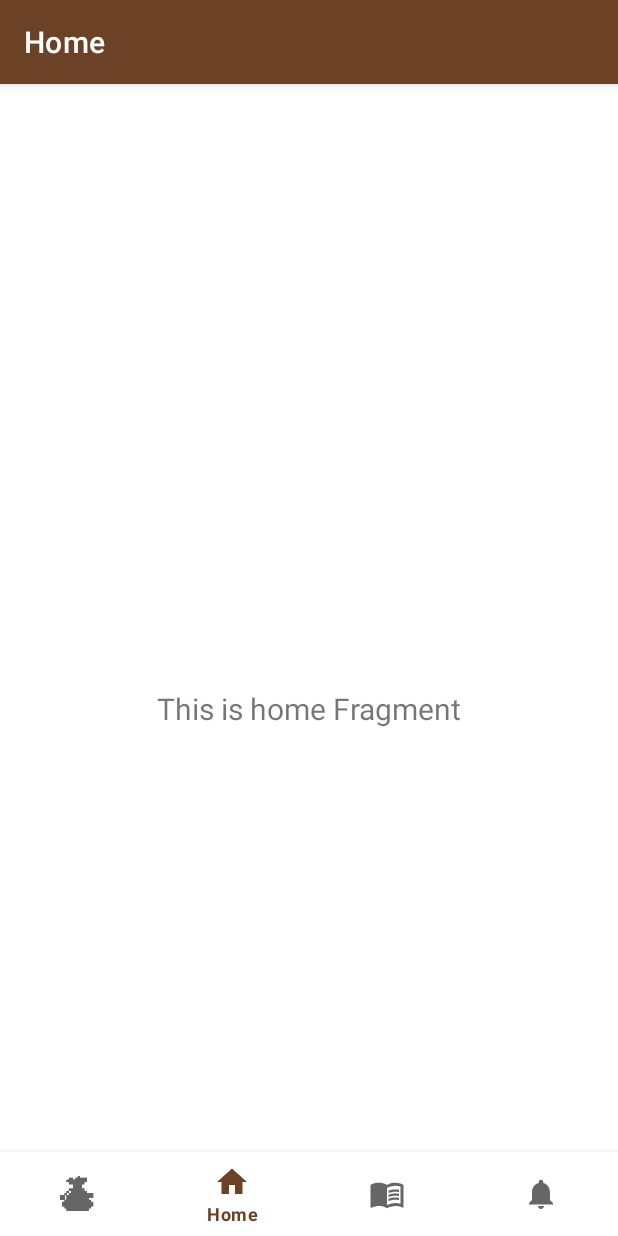
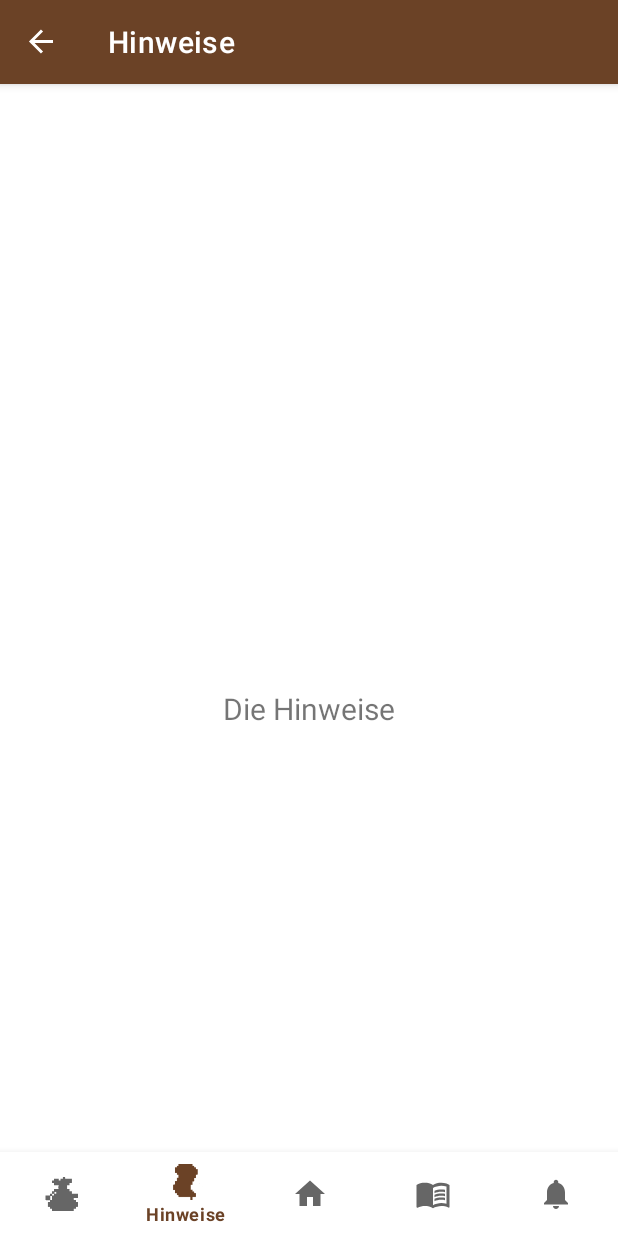
Before and after one commit to andi-git/Die_Welt_Der_Tausend_Abenteuer, an Android app: the screen it shows after launch (MainActivity), item 2 of the bottom bar chosen, on a phone screen of 412 x 824 dp. Run offline under Robolectric (Android 15) with nearby library versions, the phone set to English and light mode, and no system bars; our stand-ins replace navigation-ui.

Commit message:
add fragment for hints

```diff
--- a/app/src/main/java/eu/ahammer/dieweltdertausendabenteuer/MainActivity.kt
+++ b/app/src/main/java/eu/ahammer/dieweltdertausendabenteuer/MainActivity.kt
@@ -26,7 +26,7 @@ class MainActivity : AppCompatActivity() {
         // menu should be considered as top level destinations.
         val appBarConfiguration = AppBarConfiguration(
             setOf(
-                R.id.navigation_home, R.id.navigation_dashboard, R.id.navigation_notifications
+                R.id.navigation_home, R.id.navigation_dashboard, R.id.navigation_notifications, R.id.navigation_items
             )
         )
         setupActionBarWithNavController(navController, appBarConfiguration)
--- /dev/null
+++ b/app/src/main/java/eu/ahammer/dieweltdertausendabenteuer/ui/hints/HintsFragment.kt
@@ -0,0 +1,42 @@
+package eu.ahammer.dieweltdertausendabenteuer.ui.hints
+
+import android.os.Bundle
+import android.view.LayoutInflater
+import android.view.View
+import android.view.ViewGroup
+import android.widget.TextView
+import androidx.fragment.app.Fragment
+import androidx.lifecycle.ViewModelProvider
+import eu.ahammer.dieweltdertausendabenteuer.databinding.FragmentHintsBinding
+
+class HintsFragment : Fragment() {
+
+    private var _binding: FragmentHintsBinding? = null
+
+    // This property is only valid between onCreateView and
+    // onDestroyView.
+    private val binding get() = _binding!!
+
+    override fun onCreateView(
+        inflater: LayoutInflater,
+        container: ViewGroup?,
+        savedInstanceState: Bundle?
+    ): View {
+        val hintsViewModel =
+            ViewModelProvider(this).get(HintsViewModel::class.java)
+
+        _binding = FragmentHintsBinding.inflate(inflater, container, false)
+        val root: View = binding.root
+
+        val textView: TextView = binding.textHints
+        hintsViewModel.text.observe(viewLifecycleOwner) {
+            textView.text = it
+        }
+        return root
+    }
+
+    override fun onDestroyView() {
+        super.onDestroyView()
+        _binding = null
+    }
+}
--- /dev/null
+++ b/app/src/main/java/eu/ahammer/dieweltdertausendabenteuer/ui/hints/HintsViewModel.kt
@@ -0,0 +1,13 @@
+package eu.ahammer.dieweltdertausendabenteuer.ui.hints
+
+import androidx.lifecycle.LiveData
+import androidx.lifecycle.MutableLiveData
+import androidx.lifecycle.ViewModel
+
+class HintsViewModel : ViewModel() {
+
+    private val _text = MutableLiveData<String>().apply {
+        value = "Die Hinweise"
+    }
+    val text: LiveData<String> = _text
+}
--- /dev/null
+++ b/app/src/main/res/layout/fragment_hints.xml
@@ -0,0 +1,22 @@
+<?xml version="1.0" encoding="utf-8"?>
+<androidx.constraintlayout.widget.ConstraintLayout xmlns:android="http://schemas.android.com/apk/res/android"
+    xmlns:app="http://schemas.android.com/apk/res-auto"
+    xmlns:tools="http://schemas.android.com/tools"
+    android:layout_width="match_parent"
+    android:layout_height="match_parent"
+    tools:context=".ui.hints.HintsFragment">
+
+    <TextView
+        android:id="@+id/text_hints"
+        android:layout_width="match_parent"
+        android:layout_height="wrap_content"
+        android:layout_marginStart="8dp"
+        android:layout_marginTop="8dp"
+        android:layout_marginEnd="8dp"
+        android:textAlignment="center"
+        android:textSize="20sp"
+        app:layout_constraintBottom_toBottomOf="parent"
+        app:layout_constraintEnd_toEndOf="parent"
+        app:layout_constraintStart_toStartOf="parent"
+        app:layout_constraintTop_toTopOf="parent" />
+</androidx.constraintlayout.widget.ConstraintLayout>
--- a/app/src/main/res/menu/bottom_nav_menu.xml
+++ b/app/src/main/res/menu/bottom_nav_menu.xml
@@ -7,6 +7,11 @@
         android:title="@string/title_items" />
 
     <item
+        android:id="@+id/navigation_hints"
+        android:icon="@drawable/schriftrolle"
+        android:title="@string/title_hints" />
+
+    <item
         android:id="@+id/navigation_home"
         android:icon="@drawable/ic_home_black_24dp"
         android:title="@string/title_home" />
@@ -14,7 +19,7 @@
     <item
         android:id="@+id/navigation_dashboard"
         android:icon="@drawable/ic_book_black_24dp"
-        android:title="@string/title_hint" />
+        android:title="@string/title_hints" />
 
     <item
         android:id="@+id/navigation_notifications"
--- a/app/src/main/res/navigation/mobile_navigation.xml
+++ b/app/src/main/res/navigation/mobile_navigation.xml
@@ -10,6 +10,12 @@
         android:name="eu.ahammer.dieweltdertausendabenteuer.ui.items.ItemsFragment"
         android:label="@string/title_items"
         tools:layout="@layout/fragment_items" />
+
+    <fragment
+        android:id="@+id/navigation_hints"
+        android:name="eu.ahammer.dieweltdertausendabenteuer.ui.hints.HintsFragment"
+        android:label="@string/title_hints"
+        tools:layout="@layout/fragment_hints" />
 
     <fragment
         android:id="@+id/navigation_home"
--- a/app/src/main/res/values/strings.xml
+++ b/app/src/main/res/values/strings.xml
@@ -3,6 +3,6 @@
     <string name="title_home">Home</string>
     <string name="title_dashboard">Dashboard</string>
     <string name="title_notifications">Notifications</string>
-    <string name="title_hint">Hinweise</string>
+    <string name="title_hints">Hinweise</string>
     <string name="title_items">Gegenstände</string>
 </resources>
```
Also changed, not shown: app/src/main/res/drawable/sack.png, app/src/main/res/drawable/schriftrolle.png (added).
